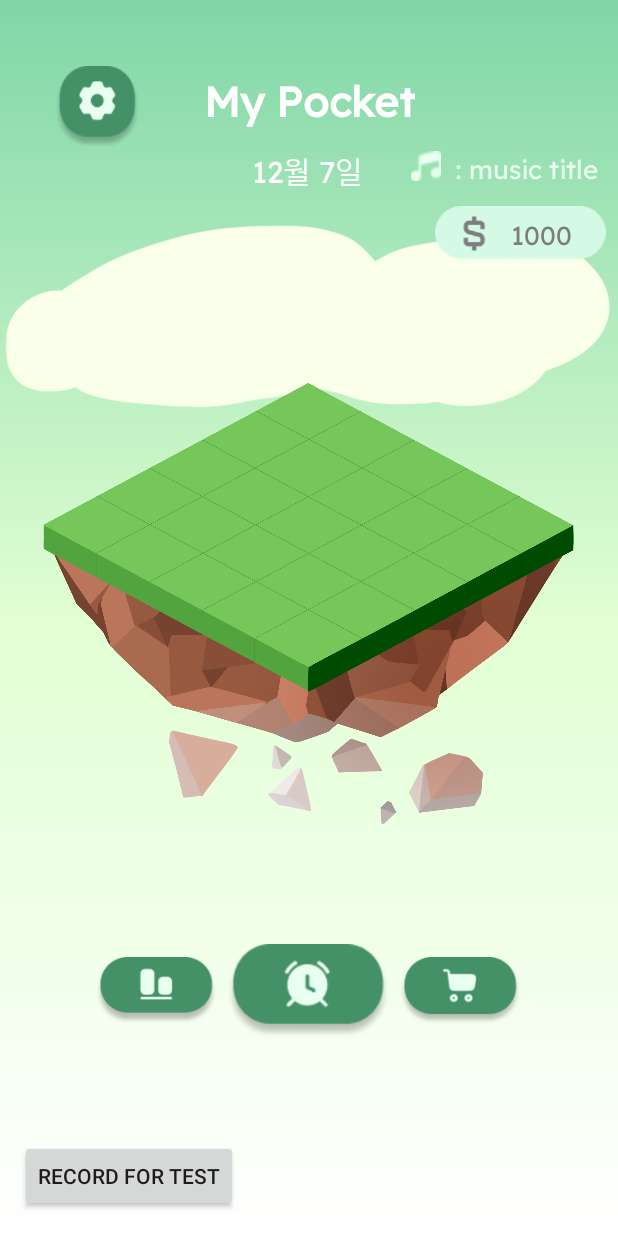
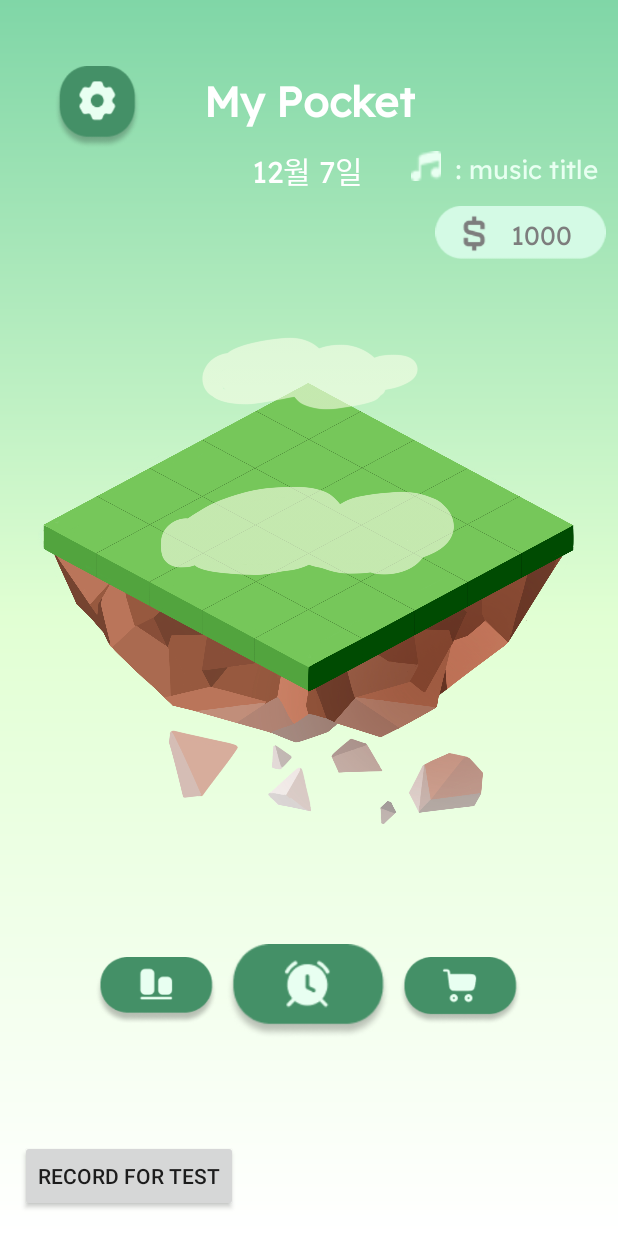
Before and after one commit to suh0/Tree, an Android app: the screen it shows after launch (MainActivity), on a phone screen of 412 x 824 dp. Run offline under Robolectric (Android 15) with nearby library versions, the phone set to English and light mode, and no system bars.

Commit message:
구름 애니메이션 추가

```diff
--- a/app/src/main/java/com/example/tree/MainActivity.java
+++ b/app/src/main/java/com/example/tree/MainActivity.java
@@ -36,7 +36,7 @@ public class MainActivity extends AppCompatActivity {
     };*/
 
     ImageView btn_timer, btn_stat, btn_shop;
-    ImageView img_frac1, img_frac2, img_frac3, img_frac4;
+    ImageView img_frac1, img_frac2, img_frac3, img_frac4, img_cloud1, img_cloud2;
     Button btn_record;
 
     TextView txt_bgm, txt_money;
@@ -89,6 +89,8 @@ public class MainActivity extends AppCompatActivity {
         btn_stat=findViewById(R.id.btn_stat);
         txt_bgm=findViewById(R.id.txt_bgm);
         txt_money=findViewById(R.id.txt_money);
+        img_cloud1=findViewById(R.id.img_cloud1);
+        img_cloud2=findViewById(R.id.img_cloud2);
 
         img_board=findViewById(R.id.img_board);
 
@@ -97,11 +99,15 @@ public class MainActivity extends AppCompatActivity {
         Animation animFrac3=AnimationUtils.loadAnimation(this, R.anim.anim_frac3);
         Animation animFrac4=AnimationUtils.loadAnimation(this, R.anim.anim_frac4);
         Animation animBoard=AnimationUtils.loadAnimation(this, R.anim.anim_board);
+        Animation animCloud1=AnimationUtils.loadAnimation(this, R.anim.anim_cloud1);
+        Animation animCloud2=AnimationUtils.loadAnimation(this, R.anim.anim_cloud2);
         img_frac1.startAnimation(animFrac1);
         img_frac2.startAnimation(animFrac2);
         img_frac3.startAnimation(animFrac3);
         img_frac4.startAnimation(animFrac4);
         img_board.startAnimation(animBoard);
+        img_cloud1.startAnimation(animCloud1);
+        img_cloud2.startAnimation(animCloud2);
 
         txt_money.setText(" " + coinHelper.getCurrentBalance());
 
--- a/app/src/main/res/anim/anim_cloud.xml
+++ /dev/null
@@ -1,20 +0,0 @@
-<?xml version="1.0" encoding="utf-8"?>
-<set xmlns:android="http://schemas.android.com/apk/res/android">
-
-    <scale
-        android:fromYScale="1.0"
-        android:toYScale="1.08"
-        android:fromXScale="1.0"
-        android:toXScale="1.0"
-        android:pivotY="100%"
-        android:pivotX="50%"
-        android:duration="1500"
-        android:repeatCount="-1"
-        android:repeatMode="reverse"/>
-
-    <translate
-        android:fromXDelta="-100%"
-        android:toXDelta="100%"
-        android:duration="15000" />
-
-</set>
--- /dev/null
+++ b/app/src/main/res/anim/anim_cloud1.xml
@@ -0,0 +1,18 @@
+<?xml version="1.0" encoding="utf-8"?>
+<set xmlns:android="http://schemas.android.com/apk/res/android">
+
+    <translate
+        android:fromYDelta="0%"
+        android:toYDelta="12%"
+        android:duration="2200"
+        android:repeatMode="reverse"
+        android:repeatCount="-1"/>
+
+    <translate
+        android:fromXDelta="-200%"
+        android:toXDelta="200%"
+        android:duration="50000"
+        android:repeatMode="reverse"
+        android:repeatCount="-1"/>
+
+</set>
--- /dev/null
+++ b/app/src/main/res/anim/anim_cloud2.xml
@@ -0,0 +1,19 @@
+<?xml version="1.0" encoding="utf-8"?>
+<set xmlns:android="http://schemas.android.com/apk/res/android">
+
+    <translate
+        android:fromYDelta="0%"
+        android:toYDelta="10%"
+        android:duration="2000"
+        android:repeatMode="reverse"
+        android:repeatCount="-1"/>
+
+    <translate
+        android:startOffset="14000"
+        android:fromXDelta="-200%"
+        android:toXDelta="200%"
+        android:duration="50000"
+        android:repeatMode="reverse"
+        android:repeatCount="-1"/>
+
+</set>
--- a/app/src/main/res/layout/activity_main.xml
+++ b/app/src/main/res/layout/activity_main.xml
@@ -36,11 +36,6 @@
         app:layout_constraintHorizontal_bias="0.101"
         app:layout_constraintStart_toStartOf="parent"
         app:layout_constraintTop_toTopOf="parent" />
-
-    <ImageView
-        android:layout_width="wrap_content"
-        android:layout_height="wrap_content"
-        android:src="@drawable/img_cloud1"/>
 
     <LinearLayout
         android:id="@+id/linearLayout2"
@@ -525,5 +520,31 @@
         app:layout_constraintHorizontal_bias="0.049"
         app:layout_constraintStart_toStartOf="parent" />
 
+    <ImageView
+        android:id="@+id/img_cloud1"
+        android:layout_width="200dp"
+        android:layout_height="100dp"
+        android:alpha="0.6"
+        android:src="@drawable/img_cloud1"
+        app:layout_constraintBottom_toBottomOf="parent"
+        app:layout_constraintEnd_toEndOf="parent"
+        app:layout_constraintHorizontal_bias="0.497"
+        app:layout_constraintStart_toStartOf="parent"
+        app:layout_constraintTop_toTopOf="parent"
+        app:layout_constraintVertical_bias="0.42" />
+
+    <ImageView
+        android:id="@+id/img_cloud2"
+        android:layout_width="150dp"
+        android:layout_height="80dp"
+        android:alpha="0.6"
+        android:src="@drawable/img_cloud2"
+        app:layout_constraintBottom_toBottomOf="parent"
+        app:layout_constraintEnd_toEndOf="parent"
+        app:layout_constraintHorizontal_bias="0.5"
+        app:layout_constraintStart_toStartOf="parent"
+        app:layout_constraintTop_toTopOf="parent"
+        app:layout_constraintVertical_bias="0.28" />
+
 
 </androidx.constraintlayout.widget.ConstraintLayout>
```
